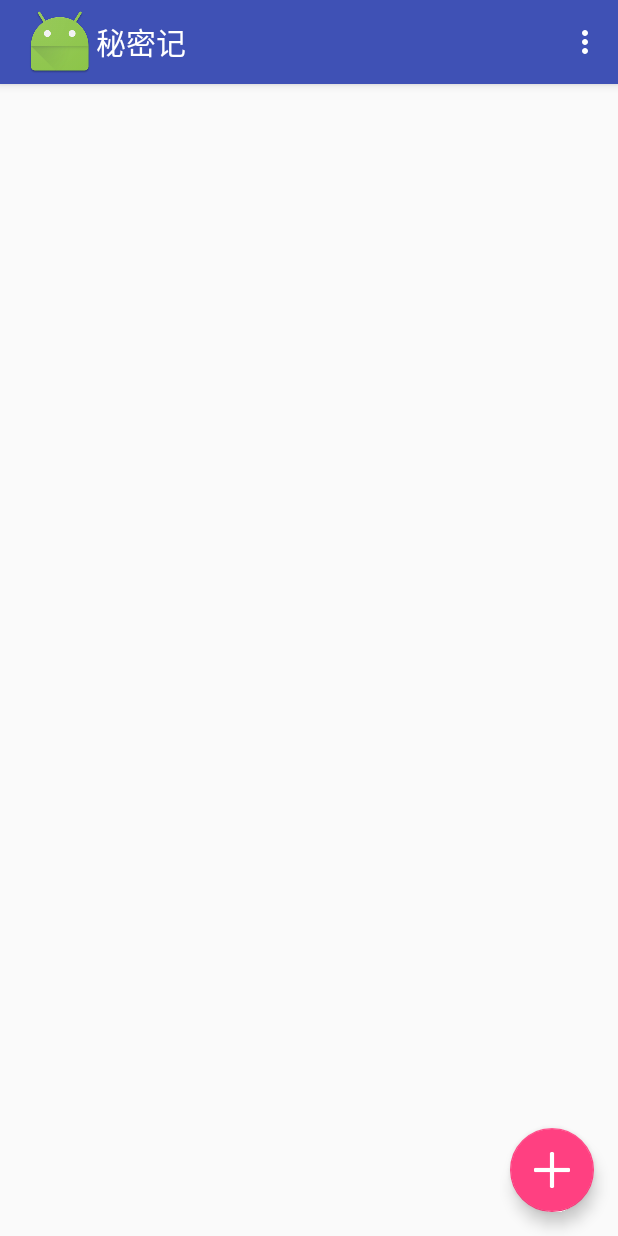
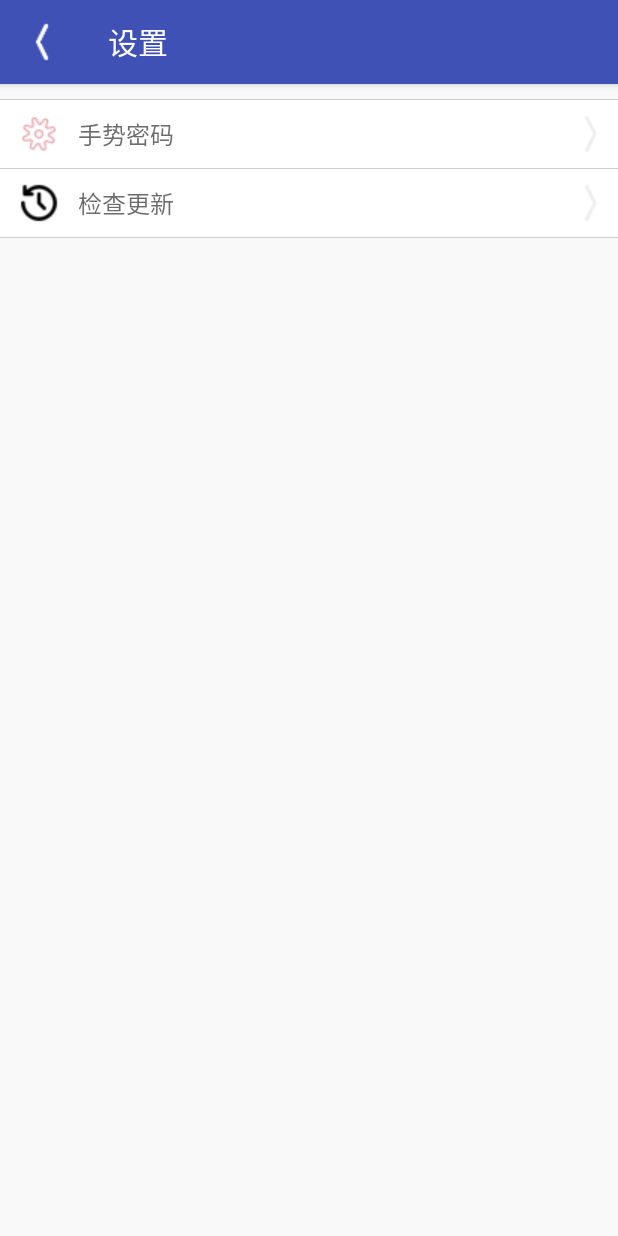
Before and after one commit to andrewlu1/SecureDiary, an Android app: the screen it shows after launch (MainActivity before the commit, SettingActivity after it), in the options menu, after a tap on "设置", on a phone screen of 412 x 824 dp. Run offline under Robolectric (Android 15) with nearby library versions, the phone set to English and light mode, and no system bars; libraries missing offline, so code that uses them is left out: com.amap.api, com.tencent.bugly; Roboto replaces fonts that are not available here; 5 statements that could not run were skipped.

Commit message:
增加密码设置. 密码功能未完

```diff
--- a/app/src/main/java/cn/andrewlu/app/securediary/MainActivity.java
+++ b/app/src/main/java/cn/andrewlu/app/securediary/MainActivity.java
@@ -39,6 +39,7 @@ public class MainActivity extends BaseActivity {
             @Override
             public void onClick(View view) {
                 startActivity(NewDiaryActivity.class);
+                //startActivity(LockActivity.class);
             }
         });
         refreshLayout.setOnRefreshListener(new SwipeRefreshLayout.OnRefreshListener() {
@@ -72,6 +73,7 @@ public class MainActivity extends BaseActivity {
 
         //noinspection SimplifiableIfStatement
         if (id == R.id.action_settings) {
+            startActivity(SettingActivity.class);
             return true;
         }
 
--- /dev/null
+++ b/app/src/main/java/cn/andrewlu/app/securediary/SettingActivity.java
@@ -0,0 +1,32 @@
+package cn.andrewlu.app.securediary;
+
+import android.os.Bundle;
+import android.view.View;
+
+import com.lidroid.xutils.view.annotation.ViewInject;
+import com.lidroid.xutils.view.annotation.event.OnClick;
+
+/**
+ * Created by andrewlu on 2015/12/3.
+ */
+public class SettingActivity extends BaseActivity {
+
+    public void onCreate(Bundle bundle) {
+        super.onCreate(bundle);
+        setContentView(R.layout.activity_setting);
+    }
+
+    @OnClick({R.id.pswdSetting, R.id.syncNetwork})
+    public void onClick(View view) {
+        switch (view.getId()) {
+            case R.id.pswdSetting: {
+                startActivity(LockActivity.class);
+                break;
+            }
+            case R.id.syncNetwork: {
+                //checkUpdate();
+                break;
+            }
+        }
+    }
+}
--- /dev/null
+++ b/app/src/main/res/drawable/selector_white_btn_bg.xml
@@ -0,0 +1,5 @@
+<?xml version="1.0" encoding="utf-8"?>
+<selector xmlns:android="http://schemas.android.com/apk/res/android">
+    <item android:drawable="@color/colorPressedState" android:state_pressed="true" />
+    <item android:drawable="@android:color/white" />
+</selector>
--- /dev/null
+++ b/app/src/main/res/layout/activity_setting.xml
@@ -0,0 +1,82 @@
+<?xml version="1.0" encoding="utf-8"?>
+<android.support.design.widget.CoordinatorLayout xmlns:android="http://schemas.android.com/apk/res/android"
+    xmlns:app="http://schemas.android.com/apk/res-auto"
+    android:layout_width="match_parent"
+    android:layout_height="match_parent"
+    android:background="#f9f9f9">
+
+    <android.support.design.widget.AppBarLayout
+        android:layout_width="match_parent"
+        android:layout_height="wrap_content"
+        android:theme="@style/AppTheme.AppBarOverlay">
+
+        <android.support.v7.widget.Toolbar
+            android:id="@+id/toolbar"
+            android:layout_width="match_parent"
+            android:layout_height="wrap_content"
+            android:background="?attr/colorPrimary"
+            android:clipToPadding="true"
+            android:fitsSystemWindows="true"
+            app:navigationIcon="@drawable/back_btn"
+            app:popupTheme="@style/AppTheme.PopupOverlay"
+            app:title="设置">
+
+        </android.support.v7.widget.Toolbar>
+    </android.support.design.widget.AppBarLayout>
+
+    <LinearLayout
+        android:layout_width="match_parent"
+        android:layout_height="match_parent"
+        android:layout_marginTop="10dp"
+        android:orientation="vertical"
+
+        app:layout_behavior="@string/appbar_scrolling_view_behavior">
+
+        <View
+            android:layout_width="match_parent"
+            android:layout_height="0.1dp"
+            android:background="@color/devider" />
+
+        <TextView
+            android:id="@+id/pswdSetting"
+            android:layout_width="match_parent"
+            android:layout_height="45dp"
+            android:background="@drawable/selector_white_btn_bg"
+            android:drawableLeft="@drawable/icon_setting"
+            android:drawablePadding="10dp"
+            android:drawableRight="@drawable/icon_right_arrow"
+            android:gravity="center_vertical"
+            android:paddingLeft="10dp"
+            android:paddingRight="10dp"
+            android:text="手势密码"
+            android:textColor="#a222"
+            android:textSize="16sp" />
+
+        <View
+            android:layout_width="match_parent"
+            android:layout_height="0.1dp"
+            android:background="@color/devider" />
+
+        <TextView
+            android:id="@+id/syncNetwork"
+            android:layout_width="match_parent"
+            android:layout_height="45dp"
+            android:background="@drawable/selector_white_btn_bg"
+            android:drawableLeft="@drawable/icon_update"
+            android:drawablePadding="10dp"
+            android:drawableRight="@drawable/icon_right_arrow"
+            android:gravity="center_vertical"
+            android:paddingLeft="10dp"
+            android:paddingRight="10dp"
+            android:text="检查更新"
+            android:textColor="#a222"
+            android:textSize="16sp" />
+
+        <View
+            android:layout_width="match_parent"
+            android:layout_height="0.1dp"
+            android:background="@color/devider" />
+
+    </LinearLayout>
+
+</android.support.design.widget.CoordinatorLayout>
--- a/app/src/main/res/values/colors.xml
+++ b/app/src/main/res/values/colors.xml
@@ -3,4 +3,7 @@
     <color name="colorPrimary">#3F51B5</color>
     <color name="colorPrimaryDark">#303F9F</color>
     <color name="colorAccent">#FF4081</color>
+
+    <color name="devider">#cbcbcb</color>
+    <color name="colorPressedState">#efefef</color>
 </resources>
```
Also changed, not shown: app/src/main/AndroidManifest.xml (+11 -1 lines), app/src/main/java/cn/andrewlu/app/securediary/LockActivity.java (added, +13 -0 lines), app/src/main/java/cn/andrewlu/app/securediary/PatternLockView.java (+10 -8 lines), app/src/main/res/layout/activity_lock.xml (added, +50 -0 lines), app/src/main/res/drawable/back_btn.png, app/src/main/res/drawable/icon_right_arrow.png (added), app/src/main/res/drawable/icon_setting.png (added), app/src/main/res/drawable/icon_update.png (added).
